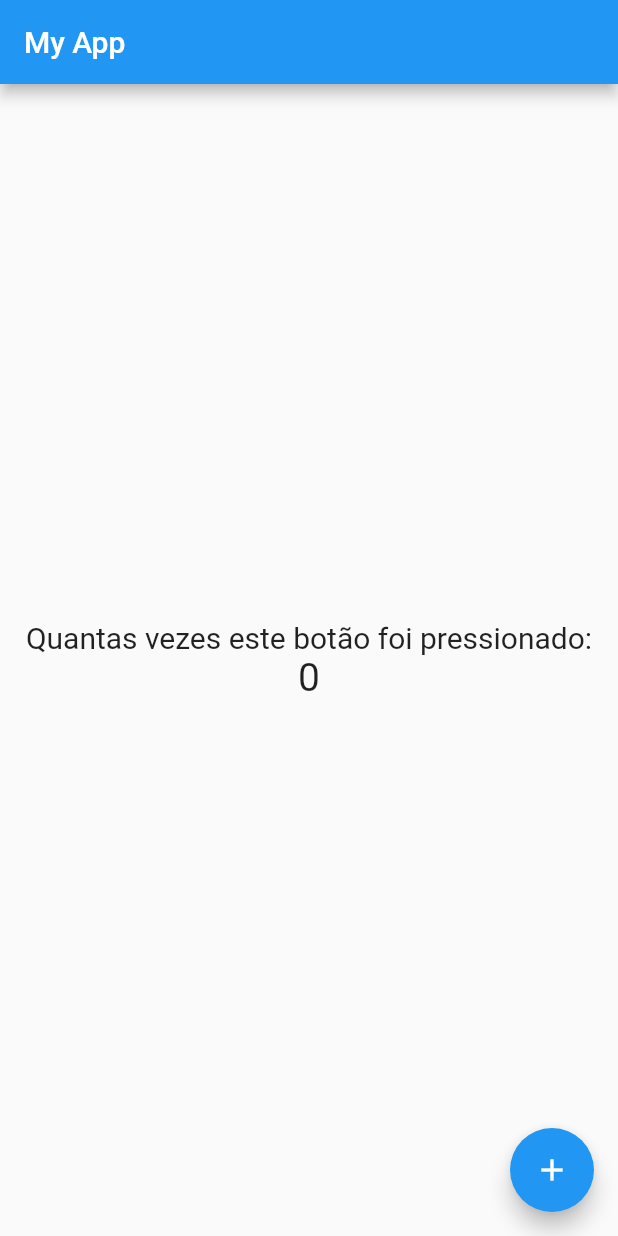
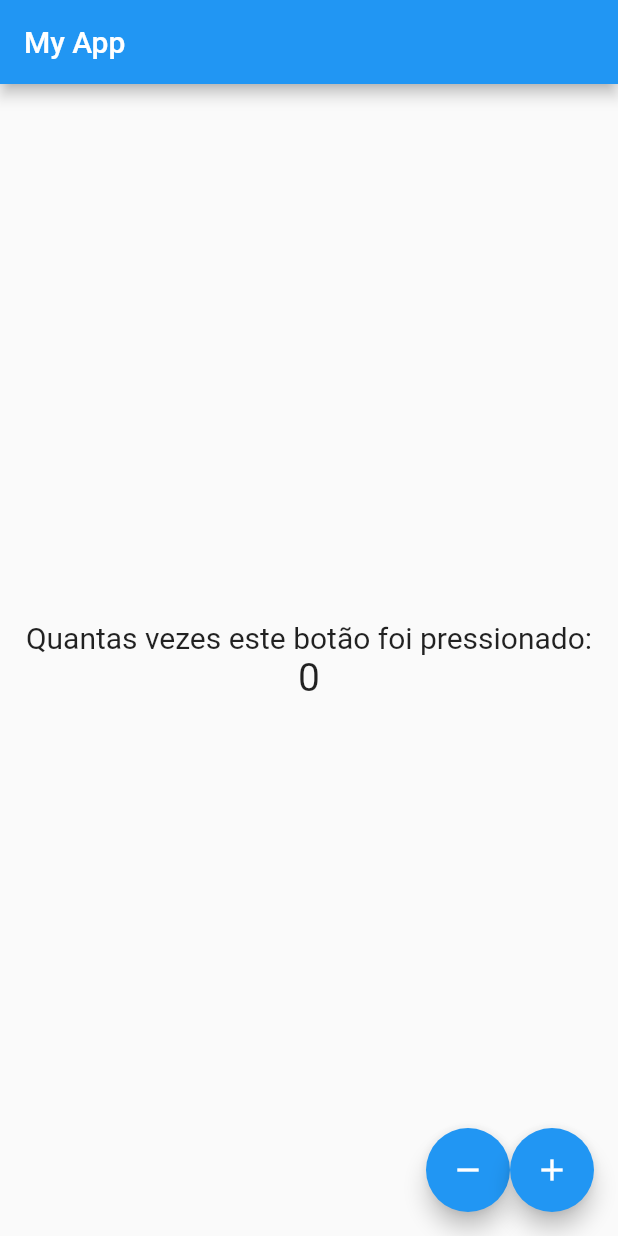
Before and after one commit to 4lxcf/Flutter_Cubos_01-abr_ReconsAppDemo, a Flutter app: the screen it shows after launch, on a phone screen of 412 x 824 dp. Run offline on Flutter 3.47's test engine with Material 2 defaults, Android fonts, the light colour scheme and no system bars.

Commit message:
FloatingButton_Code

```diff
--- a/recons_app_demo/lib/main.dart
+++ b/recons_app_demo/lib/main.dart
@@ -37,9 +37,26 @@ class _HomeScreenState extends State<HomeScreen> {
           ],
         ),
       ),
-      floatingActionButton: FloatingActionButton(
-        child: Icon(Icons.add),
-        onPressed: () {},
+      floatingActionButton: Row(
+        mainAxisAlignment: MainAxisAlignment.end,
+        children: [
+          FloatingActionButton(
+            child: Icon(Icons.remove),
+            onPressed: () {
+              setState(() {
+                counter--;
+              });
+            },
+          ),
+          FloatingActionButton(
+            child: Icon(Icons.add),
+            onPressed: () {
+              setState(() {
+                counter++;
+              });
+            },
+          ),
+        ],
       ),
     );
   }
```
